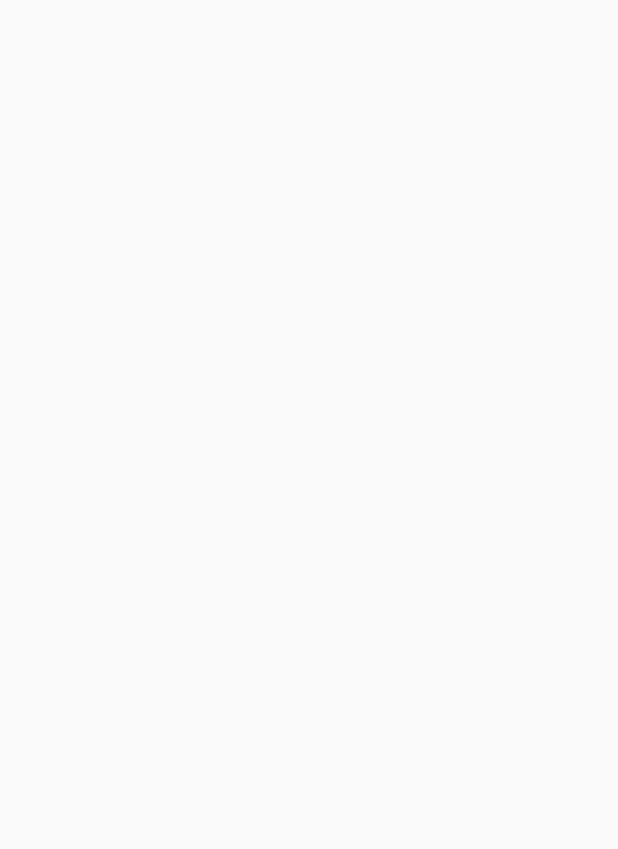
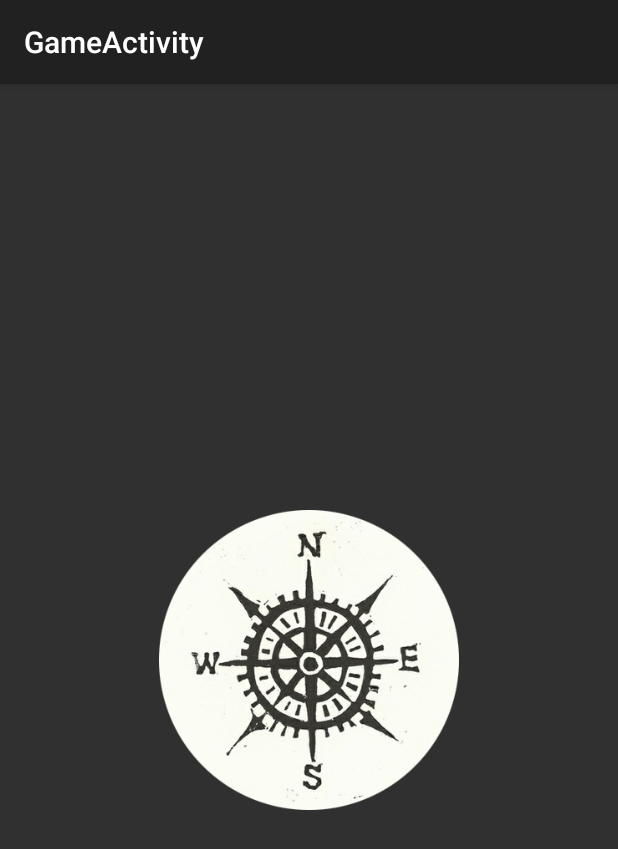
Before and after one commit to pstakoun/HackWestern, an Android app: the GameActivity screen opened directly, with no data from a screen before it, on a phone screen of 412 x 824 dp. Before the commit the part shown is empty. Shown: the top 849 px of the screen. Run offline under Robolectric (Android 15) with nearby library versions, the phone set to English and light mode, and no system bars.

Commit message:
Changed Layout

```diff
--- a/app/build.gradle
+++ b/app/build.gradle
@@ -6,7 +6,7 @@ android {
 
     defaultConfig {
         applicationId "com.stakoun.hackwestern"
-        minSdkVersion 15
+        minSdkVersion 21
         targetSdkVersion 23
         versionCode 1
         versionName "1.0"
--- a/app/src/main/res/layout/content_game.xml
+++ b/app/src/main/res/layout/content_game.xml
@@ -12,4 +12,11 @@
     tools:context="com.stakoun.hackwestern.GameActivity"
     tools:showIn="@layout/activity_game">
 
+    <ImageView
+        android:layout_width="wrap_content"
+        android:layout_height="wrap_content"
+        android:id="@+id/imageView"
+        android:layout_centerVertical="true"
+        android:layout_centerHorizontal="true"
+        android:src="@drawable/ic_2"/>/>
 </RelativeLayout>
--- a/app/src/main/res/layout/content_main.xml
+++ b/app/src/main/res/layout/content_main.xml
@@ -13,7 +13,7 @@
     tools:showIn="@layout/activity_main">
 
     <Button
-        style="?android:attr/buttonStyleSmall"
+        style="?android:attr/colorButtonNormal"
         android:layout_width="wrap_content"
         android:layout_height="wrap_content"
         android:text="Play Game"
--- /dev/null
+++ b/app/src/main/res/layout/test.xml
@@ -0,0 +1,6 @@
+<?xml version="1.0" encoding="utf-8"?>
+<LinearLayout xmlns:android="http://schemas.android.com/apk/res/android"
+    android:orientation="vertical" android:layout_width="match_parent"
+    android:layout_height="match_parent">
+
+</LinearLayout>
--- a/app/src/main/res/values/colors.xml
+++ b/app/src/main/res/values/colors.xml
@@ -1,6 +1,6 @@
 <?xml version="1.0" encoding="utf-8"?>
 <resources>
-    <color name="colorPrimary">#3F51B5</color>
-    <color name="colorPrimaryDark">#303F9F</color>
+    <color name="colorPrimary">#37474f</color>
+    <color name="colorPrimaryDark">#212121</color>
     <color name="colorAccent">#FF4081</color>
 </resources>
--- a/app/src/main/res/values/styles.xml
+++ b/app/src/main/res/values/styles.xml
@@ -1,7 +1,7 @@
 <resources>
 
     <!-- Base application theme. -->
-    <style name="AppTheme" parent="Theme.AppCompat.Light.DarkActionBar">
+    <style name="AppTheme" parent="android:Theme.Material">
         <!-- Customize your theme here. -->
         <item name="colorPrimary">@color/colorPrimary</item>
         <item name="colorPrimaryDark">@color/colorPrimaryDark</item>
```
Also changed, not shown: app/src/main/res/drawable-hdpi/ic_2.png (added), app/src/main/res/drawable-mdpi/ic_2.png (added), app/src/main/res/drawable-xhdpi/ic_2.png (added), app/src/main/res/drawable-xxhdpi/ic_2.png (added), app/src/main/res/drawable-xxxhdpi/ic_2.png (added), 3 other files.
